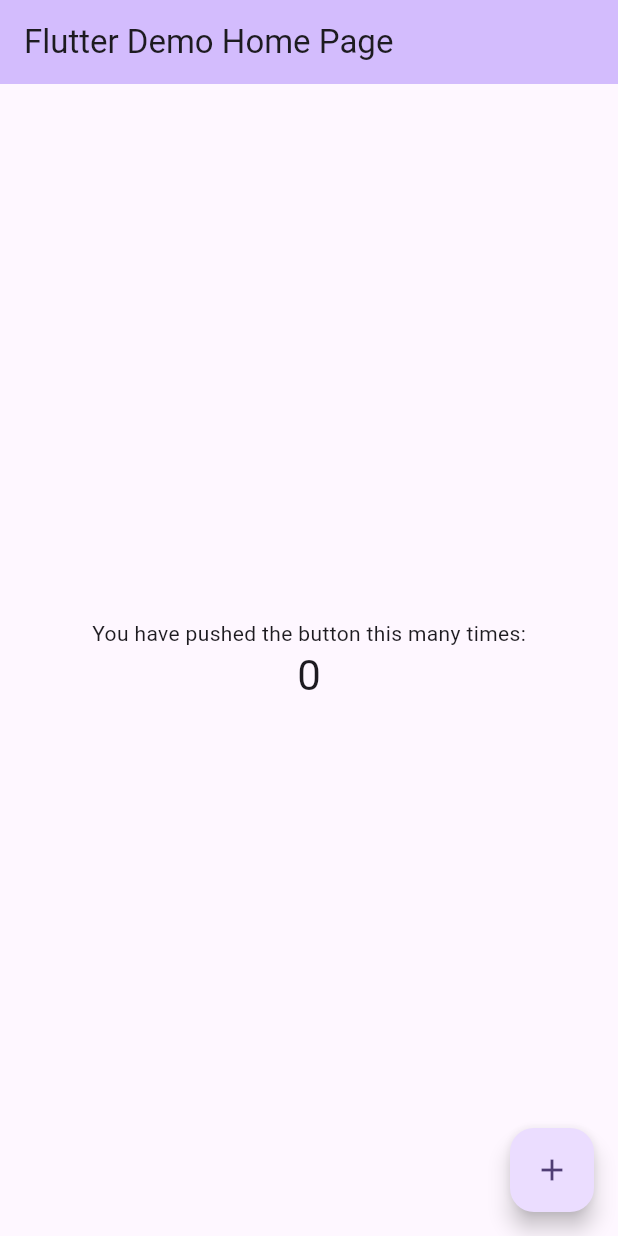
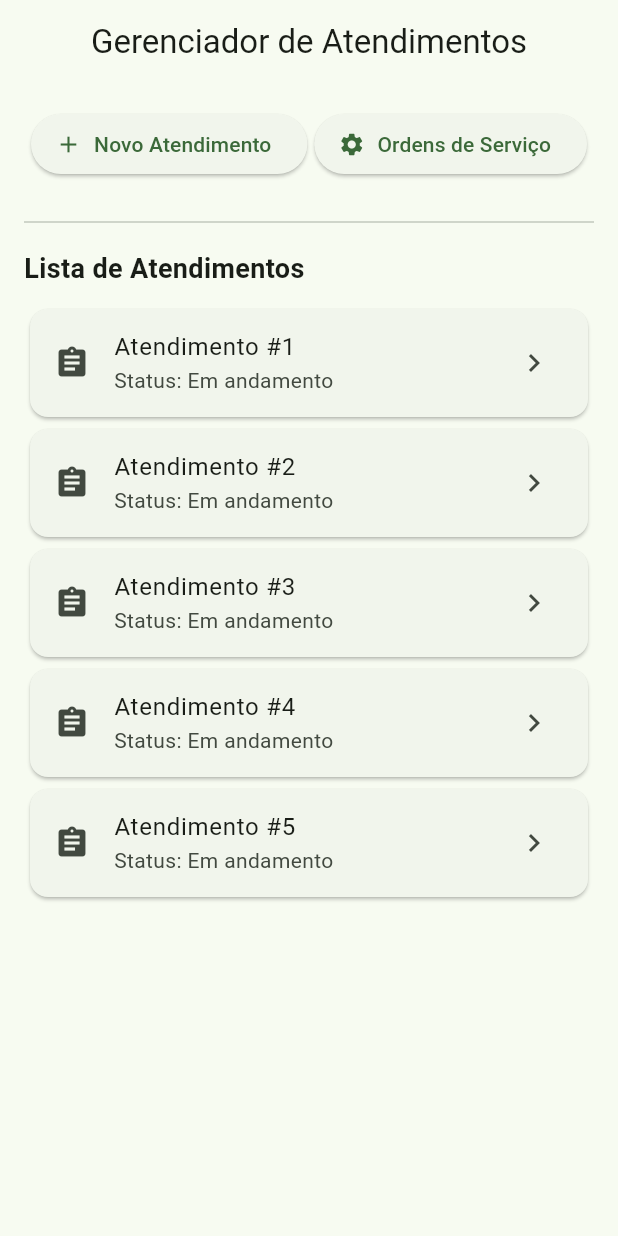
Before and after one commit to VitorBoscardin/Trabalho_final_flutter, a Flutter app: the screen it shows after launch, on a phone screen of 412 x 824 dp. Run offline on Flutter 3.47's test engine with Material 3 defaults, Android fonts, the light colour scheme and no system bars; our stand-ins replace sqflite; accounts and stored records are empty.

Commit message:
feat: adiciona tela inicial com listagem e botões de ação (DashboardPage)

```diff
--- a/lib/main.dart
+++ b/lib/main.dart
@@ -1,4 +1,5 @@
 import 'package:flutter/material.dart';
+import 'module/dashboard/view/dashboard_page.dart';
 
 void main() {
   runApp(const MyApp());
@@ -7,116 +8,16 @@ void main() {
 class MyApp extends StatelessWidget {
   const MyApp({super.key});
 
-  // This widget is the root of your application.
   @override
   Widget build(BuildContext context) {
     return MaterialApp(
-      title: 'Flutter Demo',
+      title: 'Gerenciador de Atendimentos',
+      debugShowCheckedModeBanner: false,
       theme: ThemeData(
-        // This is the theme of your application.
-        //
-        // TRY THIS: Try running your application with "flutter run". You'll see
-        // the application has a purple toolbar. Then, without quitting the app,
-        // try changing the seedColor in the colorScheme below to Colors.green
-        // and then invoke "hot reload" (save your changes or press the "hot
-        // reload" button in a Flutter-supported IDE, or press "r" if you used
-        // the command line to start the app).
-        //
-        // Notice that the counter didn't reset back to zero; the application
-        // state is not lost during the reload. To reset the state, use hot
-        // restart instead.
-        //
-        // This works for code too, not just values: Most code changes can be
-        // tested with just a hot reload.
-        colorScheme: ColorScheme.fromSeed(seedColor: Colors.deepPurple),
+        colorScheme: ColorScheme.fromSeed(seedColor: Colors.green),
+        useMaterial3: true,
       ),
-      home: const MyHomePage(title: 'Flutter Demo Home Page'),
+      home: const DashboardPage(),
     );
   }
 }
-
-class MyHomePage extends StatefulWidget {
-  const MyHomePage({super.key, required this.title});
-
-  // This widget is the home page of your application. It is stateful, meaning
-  // that it has a State object (defined below) that contains fields that affect
-  // how it looks.
-
-  // This class is the configuration for the state. It holds the values (in this
-  // case the title) provided by the parent (in this case the App widget) and
-  // used by the build method of the State. Fields in a Widget subclass are
-  // always marked "final".
-
-  final String title;
-
-  @override
-  State<MyHomePage> createState() => _MyHomePageState();
-}
-
-class _MyHomePageState extends State<MyHomePage> {
-  int _counter = 0;
-
-  void _incrementCounter() {
-    setState(() {
-      // This call to setState tells the Flutter framework that something has
-      // changed in this State, which causes it to rerun the build method below
-      // so that the display can reflect the updated values. If we changed
-      // _counter without calling setState(), then the build method would not be
-      // called again, and so nothing would appear to happen.
-      _counter++;
-    });
-  }
-
-  @override
-  Widget build(BuildContext context) {
-    // This method is rerun every time setState is called, for instance as done
-    // by the _incrementCounter method above.
-    //
-    // The Flutter framework has been optimized to make rerunning build methods
-    // fast, so that you can just rebuild anything that needs updating rather
-    // than having to individually change instances of widgets.
-    return Scaffold(
-      appBar: AppBar(
-        // TRY THIS: Try changing the color here to a specific color (to
-        // Colors.amber, perhaps?) and trigger a hot reload to see the AppBar
-        // change color while the other colors stay the same.
-        backgroundColor: Theme.of(context).colorScheme.inversePrimary,
-        // Here we take the value from the MyHomePage object that was created by
-        // the App.build method, and use it to set our appbar title.
-        title: Text(widget.title),
-      ),
-      body: Center(
-        // Center is a layout widget. It takes a single child and positions it
-        // in the middle of the parent.
-        child: Column(
-          // Column is also a layout widget. It takes a list of children and
-          // arranges them vertically. By default, it sizes itself to fit its
-          // children horizontally, and tries to be as tall as its parent.
-          //
-          // Column has various properties to control how it sizes itself and
-          // how it positions its children. Here we use mainAxisAlignment to
-          // center the children vertically; the main axis here is the vertical
-          // axis because Columns are vertical (the cross axis would be
-          // horizontal).
-          //
-          // TRY THIS: Invoke "debug painting" (choose the "Toggle Debug Paint"
-          // action in the IDE, or press "p" in the console), to see the
-          // wireframe for each widget.
-          mainAxisAlignment: MainAxisAlignment.center,
-          children: <Widget>[
-            const Text('You have pushed the button this many times:'),
-            Text(
-              '$_counter',
-              style: Theme.of(context).textTheme.headlineMedium,
-            ),
-          ],
-        ),
-      ),
-      floatingActionButton: FloatingActionButton(
-        onPressed: _incrementCounter,
-        tooltip: 'Increment',
-        child: const Icon(Icons.add),
-      ), // This trailing comma makes auto-formatting nicer for build methods.
-    );
-  }
-}
--- /dev/null
+++ b/lib/module/dashboard/view/dashboard_page.dart
@@ -0,0 +1,72 @@
+import 'package:flutter/material.dart';
+
+class DashboardPage extends StatelessWidget {
+  const DashboardPage({super.key});
+
+  @override
+  Widget build(BuildContext context) {
+    return Scaffold(
+      appBar: AppBar(
+        title: const Text('Gerenciador de Atendimentos'),
+        centerTitle: true,
+      ),
+      body: Padding(
+        padding: const EdgeInsets.all(16.0),
+        child: Column(
+          children: [
+            Row(
+              mainAxisAlignment: MainAxisAlignment.spaceEvenly,
+              children: [
+                ElevatedButton.icon(
+                  icon: const Icon(Icons.add),
+                  label: const Text('Novo Atendimento'),
+                  onPressed: () {
+                  },
+                ),
+                ElevatedButton.icon(
+                  icon: const Icon(Icons.settings),
+                  label: const Text('Ordens de Serviço'),
+                  onPressed: () {
+                  },
+                ),
+              ],
+            ),
+            const SizedBox(height: 20),
+
+            const Divider(),
+
+            const SizedBox(height: 10),
+            const Align(
+              alignment: Alignment.centerLeft,
+              child: Text(
+                'Lista de Atendimentos',
+                style: TextStyle(fontSize: 18, fontWeight: FontWeight.bold),
+              ),
+            ),
+
+            const SizedBox(height: 10),
+
+            // Listagem
+            Expanded(
+              child: ListView.builder(
+                itemCount: 5,
+                itemBuilder: (context, index) {
+                  return Card(
+                    child: ListTile(
+                      leading: const Icon(Icons.assignment),
+                      title: Text('Atendimento #${index + 1}'),
+                      subtitle: const Text('Status: Em andamento'),
+                      trailing: const Icon(Icons.chevron_right),
+                      onTap: () {
+                      },
+                    ),
+                  );
+                },
+              ),
+            ),
+          ],
+        ),
+      ),
+    );
+  }
+}
```
Also changed, not shown: lib/module/dashboard/data/datasources/atendimento_local_datasource.dart (added, +91 -0 lines), lib/module/dashboard/domain/models/atendimento_model.dart (added, +57 -0 lines), pubspec.yaml (+10 -70 lines), pubspec.lock, 5 other files.
